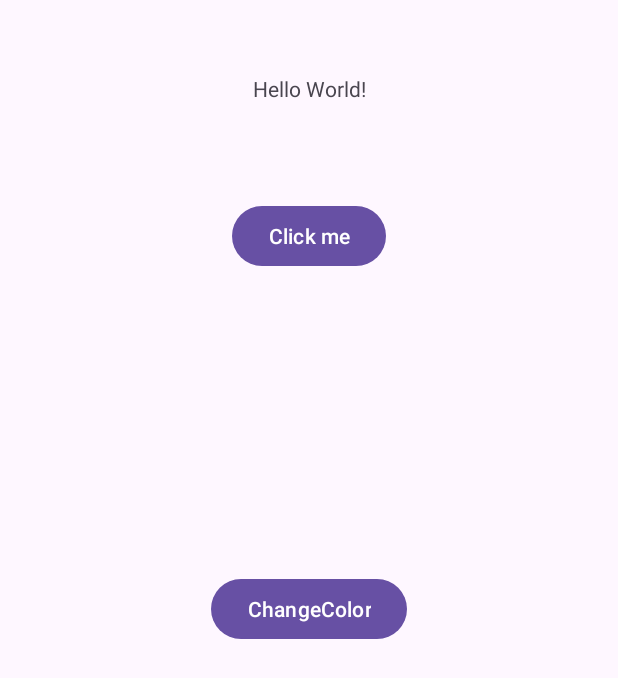
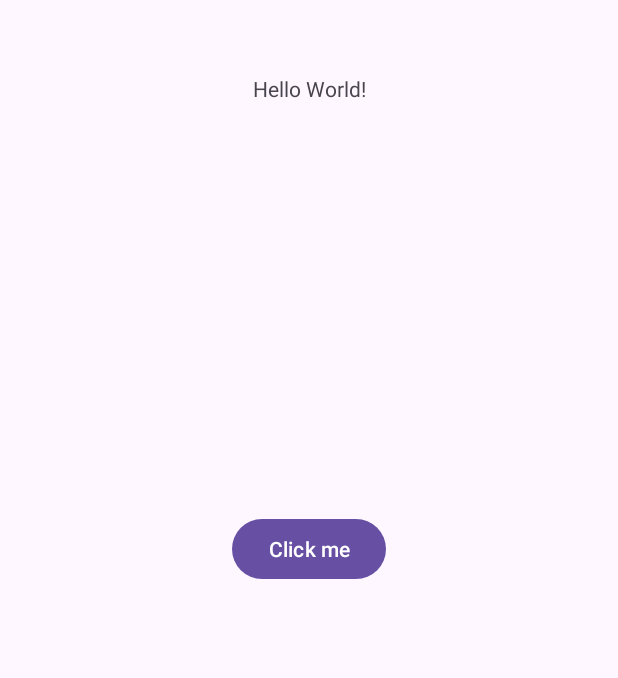
Before and after one commit to SamuelVU22/MADT_Lab1, an Android app: the screen it shows after launch (MainActivity), on a phone screen of 412 x 824 dp. Shown: the top 678 px of the screen. Run offline under Robolectric (Android 15) with nearby library versions, the phone set to English and light mode, and no system bars.

Commit message:
Revert "Add a second button to change the colour"
This reverts commit 7d2b380acd7375c0708cdbbbda51ca98c2653031.

```diff
--- a/app/src/main/java/com/example/lab1/MainActivity.java
+++ b/app/src/main/java/com/example/lab1/MainActivity.java
@@ -1,6 +1,5 @@
 package com.example.lab1;
 
-import android.graphics.Color;
 import android.os.Bundle;
 import android.view.View;
 import android.widget.TextView;
@@ -30,10 +29,4 @@ public class MainActivity extends AppCompatActivity {
         TextView tvChangeText = findViewById(R.id.tvChangeText);
         tvChangeText.setText("You have just click on the button");
     }
-
-    public void onBtnChangeColour(View view) {
-        TextView tvChangeText = findViewById(R.id.tvChangeText);
-        tvChangeText.setTextColor(Color.parseColor("#FFFAAA"));
-
-    }
 }
--- a/app/src/main/res/layout/activity_main.xml
+++ b/app/src/main/res/layout/activity_main.xml
@@ -22,26 +22,13 @@
         android:id="@+id/btnChangeText"
         android:layout_width="wrap_content"
         android:layout_height="wrap_content"
+        android:text="@string/click_me"
         android:onClick="onBtnChangeTextClick"
-        android:text="@string/click_me"
         app:layout_constraintBottom_toBottomOf="parent"
         app:layout_constraintEnd_toEndOf="parent"
         app:layout_constraintStart_toStartOf="parent"
         app:layout_constraintTop_toBottomOf="@+id/tvChangeText"
-        app:layout_constraintVertical_bias="0.091"
-        tools:ignore="OnClick,UsingOnClickInXml" />
-
-    <Button
-        android:id="@+id/btnChangeColor"
-        android:layout_width="wrap_content"
-        android:layout_height="wrap_content"
-        android:onClick="onBtnChangeColour"
-        android:text="@string/changecolor"
-        app:layout_constraintBottom_toBottomOf="parent"
-        app:layout_constraintEnd_toEndOf="parent"
-        app:layout_constraintStart_toStartOf="parent"
-        app:layout_constraintTop_toBottomOf="@+id/btnChangeText"
-        app:layout_constraintVertical_bias="0.337"
-        tools:ignore="MissingConstraints,UsingOnClickInXml" />
+        app:layout_constraintVertical_bias="0.386"
+        tools:ignore="OnClick" />
 
 </androidx.constraintlayout.widget.ConstraintLayout>
--- a/app/src/main/res/values/strings.xml
+++ b/app/src/main/res/values/strings.xml
@@ -1,5 +1,4 @@
 <resources>
     <string name="app_name">Lab1</string>
     <string name="click_me">Click me</string>
-    <string name="changecolor">ChangeColor</string>
 </resources>
```
